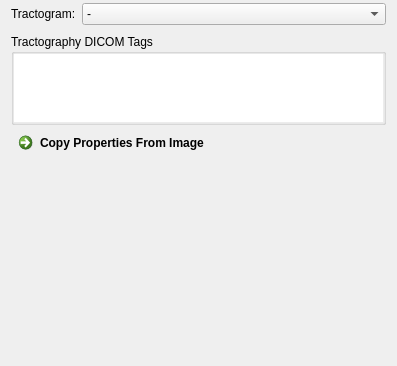
Above: Plugins/org.mitk.gui.qt.diffusionimaging/src/internal/QmitkDicomTractogramTagEditorViewControls.ui from MITK/MITK before the change. Below: the same form after it.
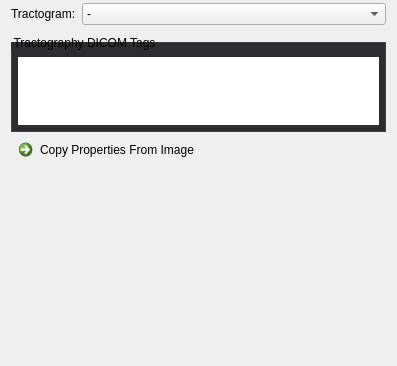
That is the form after the change. Custom widgets are drawn as their Qt base class.

Commit message: Update diffusion view style

The edit to the form file:
```diff
--- a/Plugins/org.mitk.gui.qt.diffusionimaging/src/internal/QmitkDicomTractogramTagEditorViewControls.ui
+++ b/Plugins/org.mitk.gui.qt.diffusionimaging/src/internal/QmitkDicomTractogramTagEditorViewControls.ui
@@ -19,6 +19,43 @@
   <property name="windowTitle">
    <string>QmitkTemplate</string>
   </property>
+  <property name="styleSheet">
+   <string>QCommandLinkButton {
+  font-weight: normal;
+}
+
+QCommandLinkButton:disabled {
+  border: none;
+  font-weight: lighter;
+}
+
+QToolBox::tab {
+  border: 1px solid #434346;
+  font-weight: bold;
+}
+
+QToolBox::tab:hover {
+  background-color: #434346;
+  font-weight: bold;
+}
+
+QToolBox::tab:selected {
+  background-color: #1c97ea;
+  border: 1px solid #1c97ea;
+  font-weight: bold;
+}
+
+QGroupBox {
+  border: 1px solid #434346;
+  background-color: #2d2d30;
+  margin-top: 8px;
+  padding-top: 8px;
+}
+
+QGroupBox, QGroupBox:disabled {
+  background-color: #2d2d30;
+}</string>
+  </property>
   <layout class="QGridLayout" name="gridLayout_2">
    <property name="topMargin">
     <number>3</number>
@@ -85,16 +122,16 @@
      </property>
      <layout class="QGridLayout" name="gridLayout_3">
       <property name="leftMargin">
-       <number>0</number>
+       <number>6</number>
       </property>
       <property name="topMargin">
-       <number>0</number>
+       <number>6</number>
       </property>
       <property name="rightMargin">
-       <number>0</number>
+       <number>6</number>
       </property>
       <property name="bottomMargin">
-       <number>0</number>
+       <number>6</number>
       </property>
       <property name="spacing">
        <number>0</number>
@@ -143,7 +180,7 @@
    </item>
   </layout>
  </widget>
- <layoutdefault spacing="6" margin="11"/>
+ <layoutdefault spacing="6" margin="11"></layoutdefault>
  <customwidgets>
   <customwidget>
    <class>QmitkDataStorageComboBoxWithSelectNone</class>
```
Left out of the diff: 8 changed lines with no effect on the pictures. The commit also changes 32 other files.
